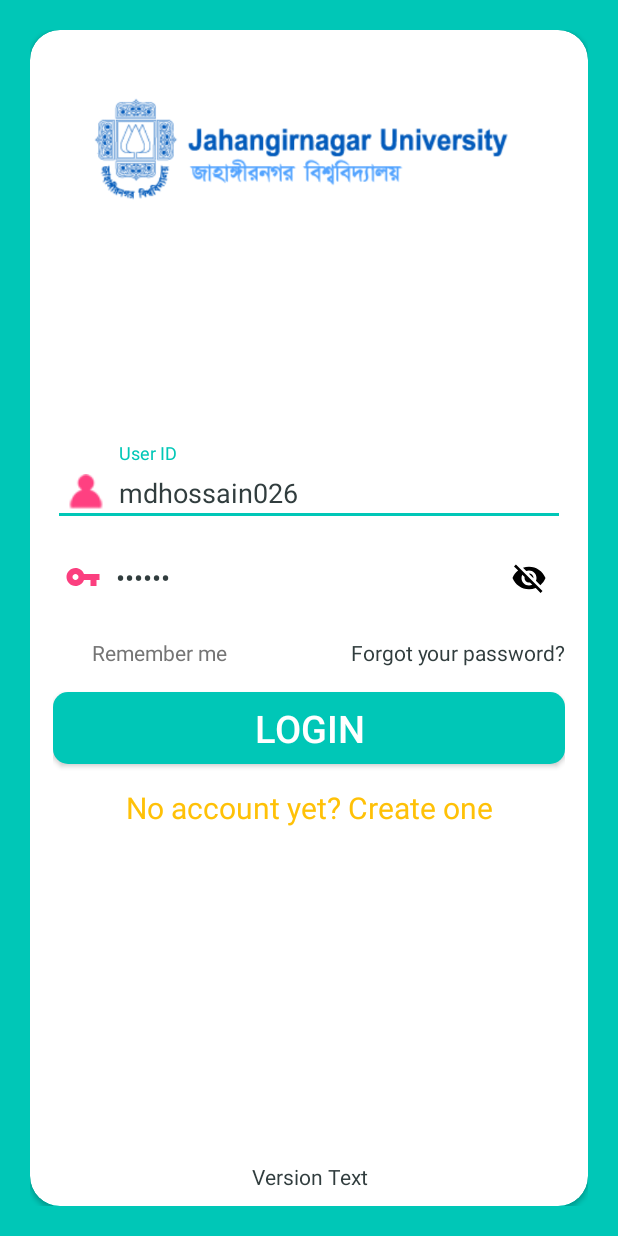
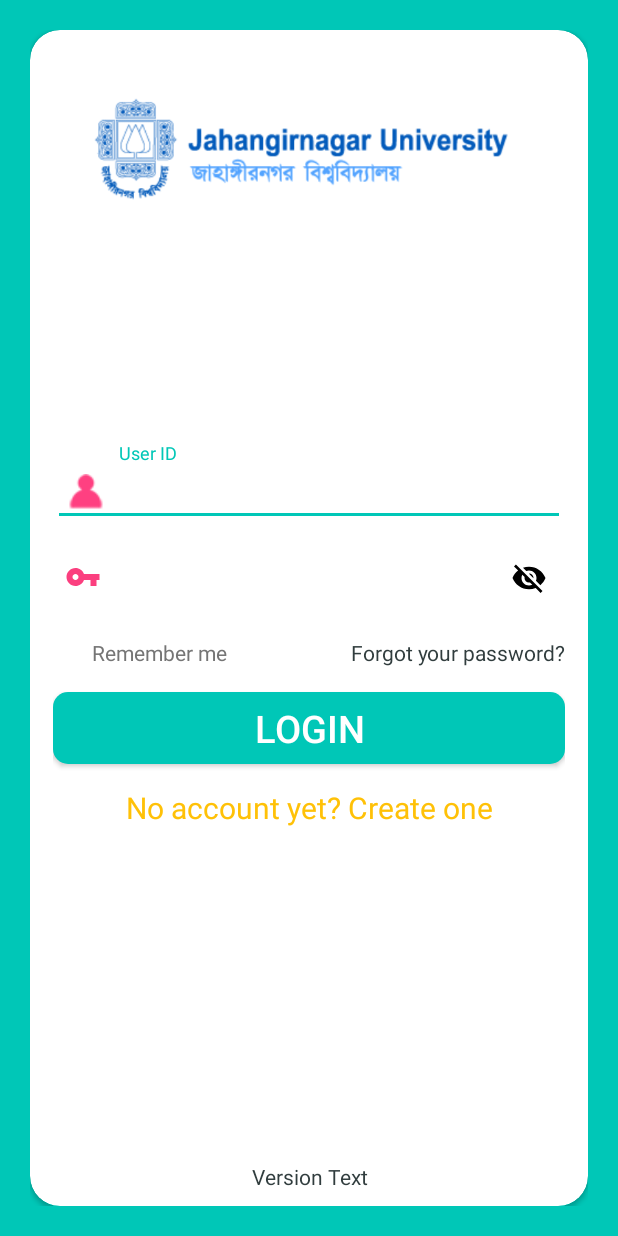
Before and after one commit to shahariar007/JUBusTracking, an Android app: the layout login.xml on its own in the app's theme, with its tools: preview values and no code run, on a phone screen of 412 x 824 dp. Run offline under Robolectric (Android 15) with nearby library versions, the phone set to English and light mode, and no system bars.

Commit message:
login layout & launcher icon updated

```diff
--- a/app/src/main/res/layout/login.xml
+++ b/app/src/main/res/layout/login.xml
@@ -88,7 +88,7 @@
                             android:hint="@string/use_id_hint"
                             android:padding="10dp"
                             android:singleLine="true"
-                            android:text="mdhossain026"
+                            android:text=""
                             android:textColor="@color/myTextPrimaryColor"
                             android:textColorHint="@color/myTextPrimaryColor" />
                     </android.support.design.widget.TextInputLayout>
@@ -112,7 +112,7 @@
                             android:maxLength="10"
                             android:paddingLeft="8dp"
                             android:singleLine="true"
-                            android:text="123456"
+                            android:text=""
                             android:textColor="@color/myTextPrimaryColor"
                             android:textColorHint="@color/myTextPrimaryColor" />
                     </android.support.design.widget.TextInputLayout>
--- /dev/null
+++ b/app/src/main/res/mipmap-anydpi-v26/ic_launcher.xml
@@ -0,0 +1,5 @@
+<?xml version="1.0" encoding="utf-8"?>
+<adaptive-icon xmlns:android="http://schemas.android.com/apk/res/android">
+    <background android:drawable="@color/ic_launcher_background"/>
+    <foreground android:drawable="@mipmap/ic_launcher_foreground"/>
+</adaptive-icon>
--- /dev/null
+++ b/app/src/main/res/mipmap-anydpi-v26/ic_launcher_round.xml
@@ -0,0 +1,5 @@
+<?xml version="1.0" encoding="utf-8"?>
+<adaptive-icon xmlns:android="http://schemas.android.com/apk/res/android">
+    <background android:drawable="@color/ic_launcher_background"/>
+    <foreground android:drawable="@mipmap/ic_launcher_foreground"/>
+</adaptive-icon>
--- /dev/null
+++ b/app/src/main/res/values/ic_launcher_background.xml
@@ -0,0 +1,4 @@
+<?xml version="1.0" encoding="utf-8"?>
+<resources>
+    <color name="ic_launcher_background">#FFFFFF</color>
+</resources>
```
Also changed, not shown: app/src/main/ic_launcher-web.png (added), app/src/main/res/mipmap-hdpi/ic_launcher.png, app/src/main/res/mipmap-hdpi/ic_launcher_foreground.png (added), app/src/main/res/mipmap-hdpi/ic_launcher_round.png, app/src/main/res/mipmap-mdpi/ic_launcher.png, app/src/main/res/mipmap-mdpi/ic_launcher_foreground.png (added), app/src/main/res/mipmap-mdpi/ic_launcher_round.png, app/src/main/res/mipmap-xhdpi/ic_launcher.png, app/src/main/res/mipmap-xhdpi/ic_launcher_foreground.png (added), app/src/main/res/mipmap-xhdpi/ic_launcher_round.png, app/src/main/res/mipmap-xxhdpi/ic_launcher.png, app/src/main/res/mipmap-xxhdpi/ic_launcher_foreground.png (added), app/src/main/res/mipmap-xxhdpi/ic_launcher_round.png, app/src/main/res/mipmap-xxxhdpi/ic_launcher.png, 2 more files.
